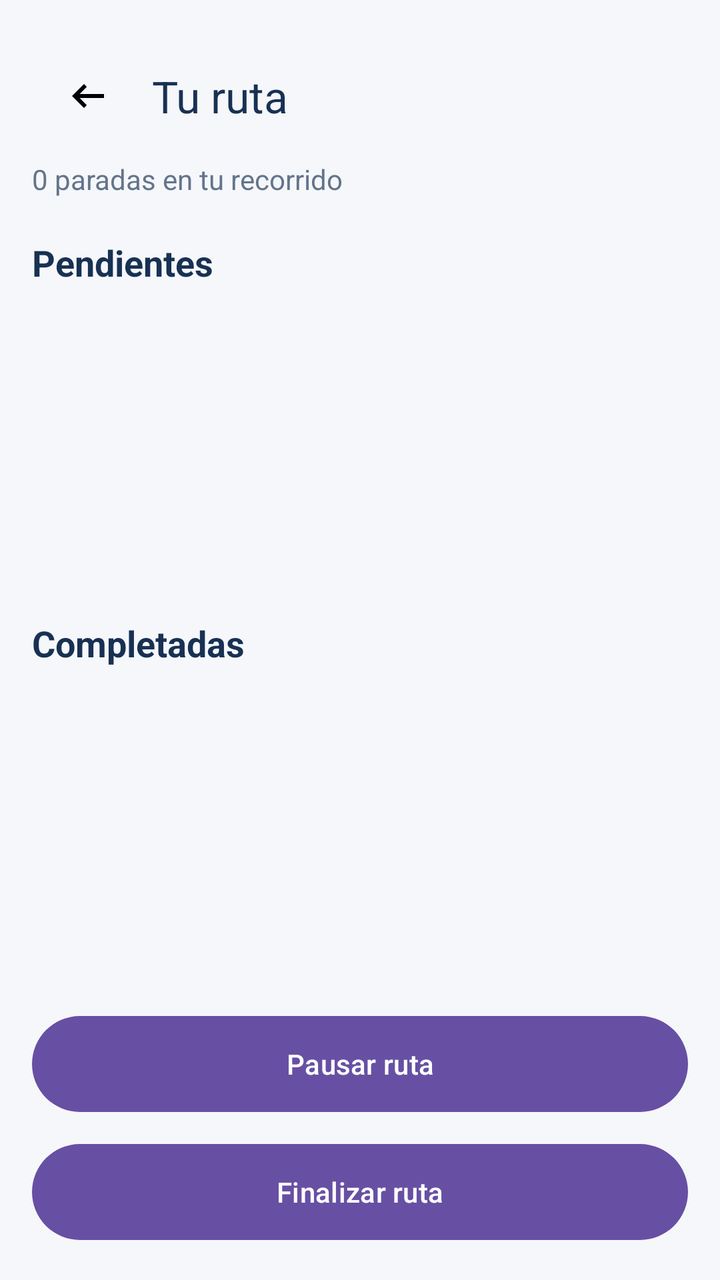
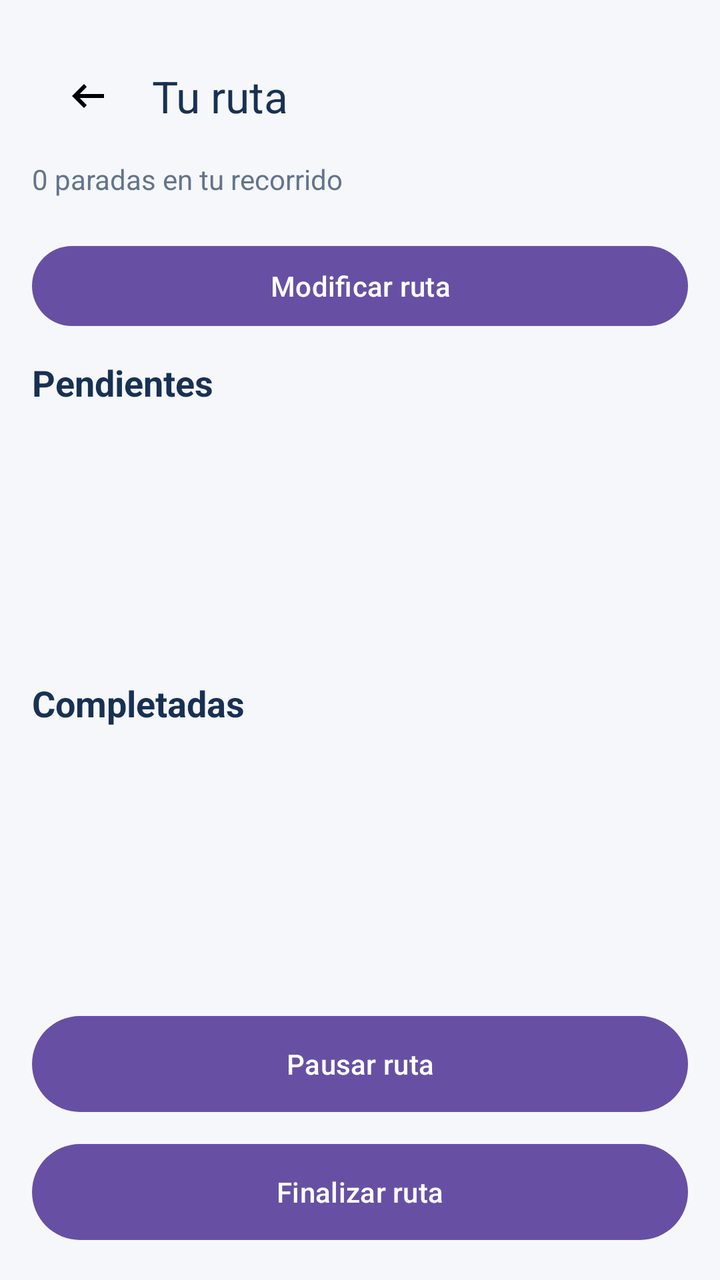

Compare the two renders of this Android layout. The source of the first and the diff that turns it into the second are given below.
<!-- AndroidManifest.xml: application theme Theme.RoutePlanner -->
<!-- res/layout/activity_route_result.xml -->
<?xml version="1.0" encoding="utf-8"?>
<LinearLayout xmlns:android="http://schemas.android.com/apk/res/android"
    android:layout_width="match_parent"
    android:layout_height="match_parent"
    xmlns:app="http://schemas.android.com/apk/res-auto"
    android:orientation="vertical"
    android:background="#F5F7FA"
    android:padding="16dp">

    
    <com.google.android.material.appbar.MaterialToolbar
        android:id="@+id/toolbar"
        android:layout_width="match_parent"
        android:layout_height="?attr/actionBarSize"
        android:background="#F5F7FA"
        android:elevation="2dp"
        app:title="Tu ruta"
        app:titleTextColor="#183153"
        app:navigationIcon="@drawable/ic_arrow_back_24" />

    
    <TextView
        android:id="@+id/tvRouteSummary"
        android:layout_width="match_parent"
        android:layout_height="wrap_content"
        android:text="0 paradas en tu recorrido"
        android:textColor="#64748B"
        android:textSize="14sp"
        android:paddingBottom="20dp" />

    
    <TextView
        android:layout_width="match_parent"
        android:layout_height="wrap_content"
        android:text="Pendientes"
        android:textColor="#183153"
        android:textSize="18sp"
        android:textStyle="bold"
        android:paddingBottom="8dp" />

    <androidx.recyclerview.widget.RecyclerView
        android:id="@+id/rvPendingStops"
        android:layout_width="match_parent"
        android:layout_height="0dp"
        android:layout_weight="1"
        android:clipToPadding="false"
        android:paddingBottom="12dp" />

    
    <TextView
        android:layout_width="match_parent"
        android:layout_height="wrap_content"
        android:text="Completadas"
        android:textColor="#183153"
        android:textSize="18sp"
        android:textStyle="bold"
        android:paddingTop="8dp"
        android:paddingBottom="8dp" />

    <androidx.recyclerview.widget.RecyclerView
        android:id="@+id/rvCompletedStops"
        android:layout_width="match_parent"
        android:layout_height="0dp"
        android:layout_weight="1"
        android:clipToPadding="false"
        android:paddingBottom="12dp" />

    <Button
        android:id="@+id/btnPauseResumeRoute"
        android:layout_width="match_parent"
        android:layout_height="56dp"
        android:layout_marginTop="12dp"
        android:text="Pausar ruta" />

    <Button
        android:id="@+id/btnFinishRoute"
        android:layout_width="match_parent"
        android:layout_height="56dp"
        android:layout_marginTop="8dp"
        android:text="Finalizar ruta" />

</LinearLayout>
<!-- resources referenced by this layout -->
<resources>
  <!-- drawable ic_arrow_back_24 (drawable) -->
  <vector xmlns:android="http://schemas.android.com/apk/res/android" android:autoMirrored="true" android:height="24dp" android:tint="#000000" android:viewportHeight="960" android:viewportWidth="960" android:width="24dp">
        
      <path android:fillColor="@android:color/white" android:pathData="M400,720L160,480L400,240L456,298L314,440L800,440L800,520L314,520L456,662L400,720Z"/>
      
  </vector>
  <style name="Theme.RoutePlanner" parent="Base.Theme.RoutePlanner" />
  <style name="Base.Theme.RoutePlanner" parent="Theme.Material3.DayNight.NoActionBar">
          
          
      </style>
</resources>

<!-- the commit's change to res/layout/activity_route_result.xml (unified diff, before → after) -->
@@ -27,6 +27,13 @@
         android:textColor="#64748B"
         android:textSize="14sp"
         android:paddingBottom="20dp" />
+
+    <Button
+        android:id="@+id/btnEditRoute"
+        android:layout_width="match_parent"
+        android:layout_height="48dp"
+        android:layout_marginBottom="12dp"
+        android:text="Modificar ruta" />
 
     
     <TextView
